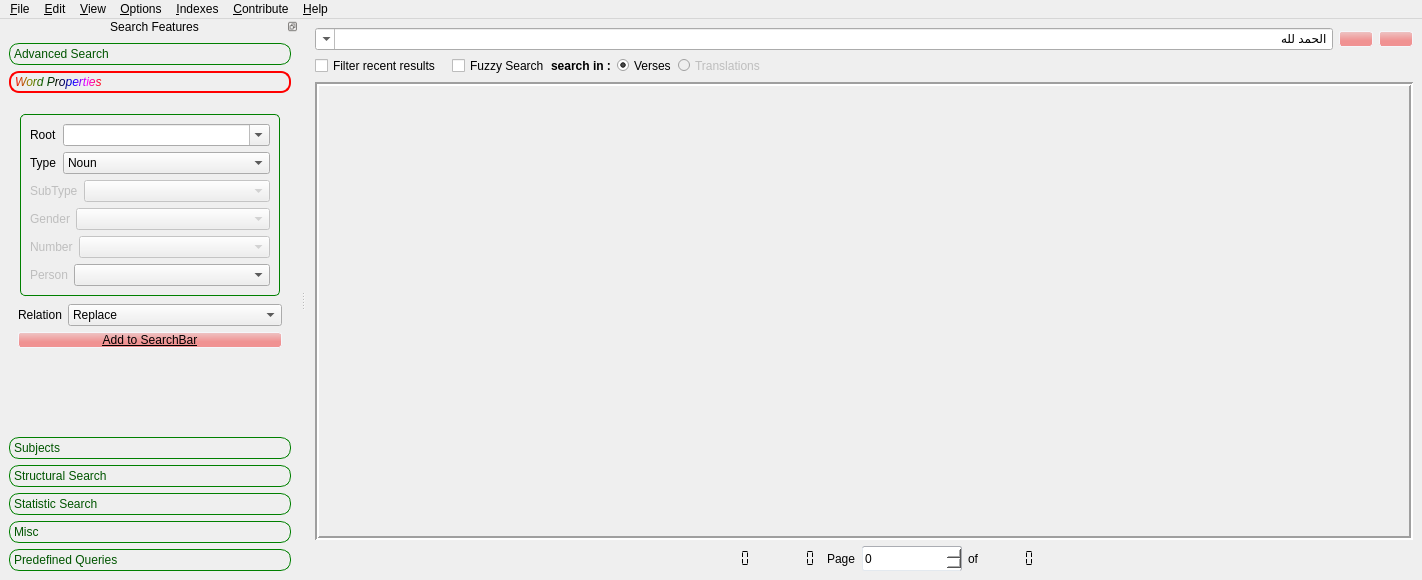
This is src/alfanous-desktop/UI/mainform.ui in Alfanous-team/alfanous as Qt 5 draws it before an edit. The edited form follows.
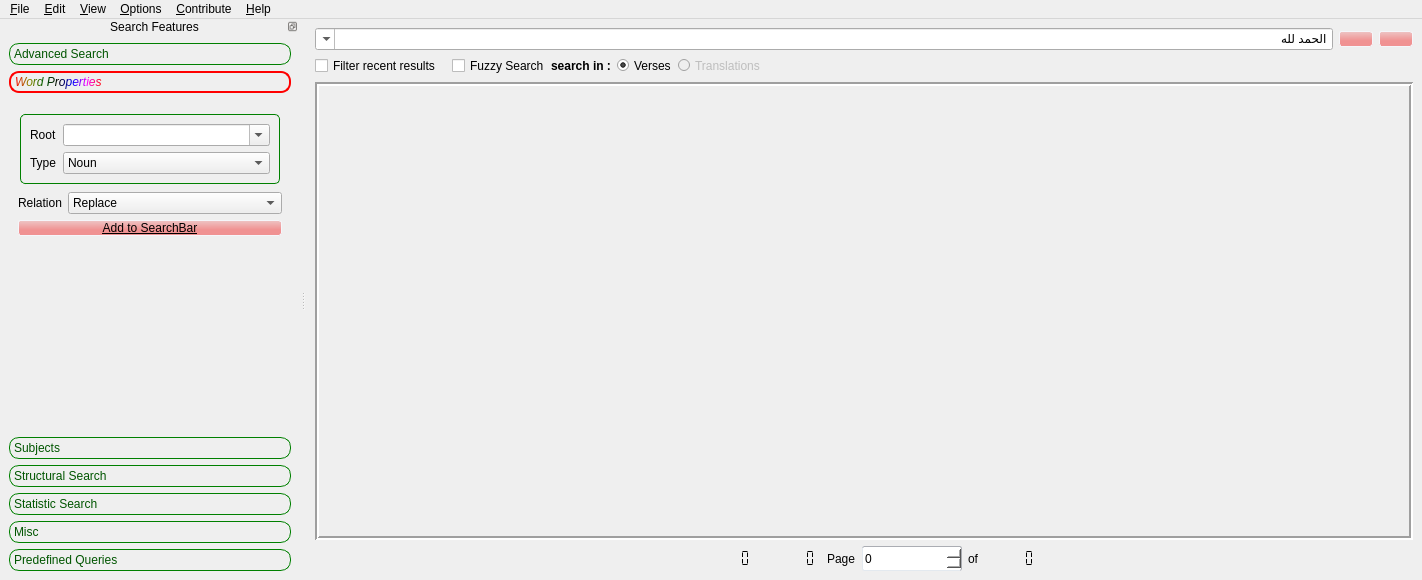
This is the edited form. The open tabs and pages were chosen to show the change. Icons and pictures are not drawn.

Commit message: [GUI] update the french and indonesian translations of alfanousDesktop

The edit to the form file:
```diff
--- a/src/alfanous-desktop/UI/mainform.ui
+++ b/src/alfanous-desktop/UI/mainform.ui
@@ -1060,47 +1060,6 @@
     <addaction name="separator"/>
     <addaction name="actionPreferences"/>
    </widget>
-   <widget class="QMenu" name="menu_Indexes">
-    <property name="enabled">
-     <bool>true</bool>
-    </property>
-    <property name="title">
-     <string>&amp;Indexes</string>
-    </property>
-    <widget class="QMenu" name="menuRemove_Translation">
-     <property name="enabled">
-      <bool>false</bool>
-     </property>
-     <property name="title">
-      <string>Remove Translation</string>
-     </property>
-     <property name="icon">
-      <iconset>
-       <normaloff>:/resources/button_cancel.png</normaloff>:/resources/button_cancel.png</iconset>
-     </property>
-     <addaction name="actionDefault_4"/>
-    </widget>
-    <widget class="QMenu" name="menuRemove_Recitation">
-     <property name="enabled">
-      <bool>false</bool>
-     </property>
-     <property name="title">
-      <string>Remove Recitation</string>
-     </property>
-     <property name="icon">
-      <iconset>
-       <normaloff>:/resources/button_cancel.png</normaloff>:/resources/button_cancel.png</iconset>
-     </property>
-     <addaction name="actionDefault_5"/>
-    </widget>
-    <addaction name="actionChange_Index_Path"/>
-    <addaction name="separator"/>
-    <addaction name="actionAdd_Translation"/>
-    <addaction name="menuRemove_Translation"/>
-    <addaction name="separator"/>
-    <addaction name="actionAdd_Recitation"/>
-    <addaction name="menuRemove_Recitation"/>
-   </widget>
    <widget class="QMenu" name="menu_Edit">
     <property name="enabled">
      <bool>true</bool>
@@ -1131,7 +1090,6 @@
    <addaction name="menu_Edit"/>
    <addaction name="menu_4"/>
    <addaction name="menuOptions"/>
-   <addaction name="menu_Indexes"/>
    <addaction name="menuContribute"/>
    <addaction name="menu_2"/>
   </widget>
@@ -1459,8 +1417,8 @@
          <rect>
           <x>0</x>
           <y>0</y>
-          <width>276</width>
-          <height>257</height>
+          <width>259</width>
+          <height>137</height>
          </rect>
         </property>
         <attribute name="label">
@@ -1548,122 +1506,6 @@
               </item>
              </layout>
             </item>
-            <item>
-             <layout class="QHBoxLayout" name="horizontalLayout_37">
-              <item>
-               <widget class="QLabel" name="label_35">
-                <property name="enabled">
-                 <bool>false</bool>
-                </property>
-                <property name="sizePolicy">
-                 <sizepolicy hsizetype="Fixed" vsizetype="Preferred">
-                  <horstretch>0</horstretch>
-                  <verstretch>0</verstretch>
-                 </sizepolicy>
-                </property>
-                <property name="text">
-                 <string>SubType</string>
-                </property>
-                <property name="buddy">
-                 <cstring>o_word_type</cstring>
-                </property>
-               </widget>
-              </item>
-              <item>
-               <widget class="QComboBox" name="o_word_subtype">
-                <property name="enabled">
-                 <bool>false</bool>
-                </property>
-               </widget>
-              </item>
-             </layout>
-            </item>
-            <item>
-             <layout class="QHBoxLayout" name="horizontalLayout_42">
-              <item>
-               <widget class="QLabel" name="label_40">
-                <property name="enabled">
-                 <bool>false</bool>
-                </property>
-                <property name="sizePolicy">
-                 <sizepolicy hsizetype="Fixed" vsizetype="Preferred">
-                  <horstretch>0</horstretch>
-                  <verstretch>0</verstretch>
-                 </sizepolicy>
-                </property>
-                <property name="text">
-                 <string>Gender</string>
-                </property>
-                <property name="buddy">
-                 <cstring>o_word_type</cstring>
-                </property>
-               </widget>
-              </item>
-              <item>
-               <widget class="QComboBox" name="o_word_gender">
-                <property name="enabled">
-                 <bool>false</bool>
-                </property>
-               </widget>
-              </item>
-             </layout>
-            </item>
-            <item>
-             <layout class="QHBoxLayout" name="horizontalLayout_43">
-              <item>
-               <widget class="QLabel" name="label_41">
-                <property name="enabled">
-                 <bool>false</bool>
-                </property>
-                <property name="sizePolicy">
-                 <sizepolicy hsizetype="Fixed" vsizetype="Preferred">
-                  <horstretch>0</horstretch>
-                  <verstretch>0</verstretch>
-                 </sizepolicy>
-                </property>
-                <property name="text">
-                 <string>Number</string>
-                </property>
-                <property name="buddy">
-                 <cstring>o_word_type</cstring>
-                </property>
-               </widget>
-              </item>
-              <item>
-               <widget class="QComboBox" name="o_word_number">
-                <property name="enabled">
-                 <bool>false</bool>
-                </property>
-               </widget>
-              </item>
-             </layout>
-            </item>
-            <item>
-             <layout class="QHBoxLayout" name="horizontalLayout_44">
-              <item>
-               <widget class="QLabel" name="label_42">
-                <property name="enabled">
-                 <bool>false</bool>
-                </property>
-                <property name="sizePolicy">
-                 <sizepolicy hsizetype="Fixed" vsizetype="Preferred">
-                  <horstretch>0</horstretch>
-                  <verstretch>0</verstretch>
-                 </sizepolicy>
-                </property>
-                <property name="text">
-                 <string>Person</string>
-                </property>
-                <property name="buddy">
-                 <cstring>o_word_type</cstring>
-                </property>
-               </widget>
-              </item>
-              <item>
-               <widget class="QComboBox" name="o_word_person"/>
-              </item>
-             </layout>
-            </item>
            </layout>
           </widget>
          </item>
```
Left out of the diff: 64 changed lines with no effect on the pictures. The commit also changes 5 other files.
